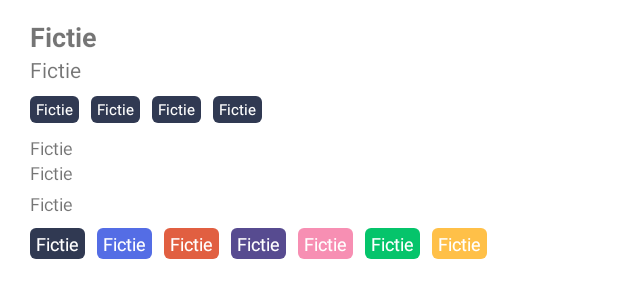
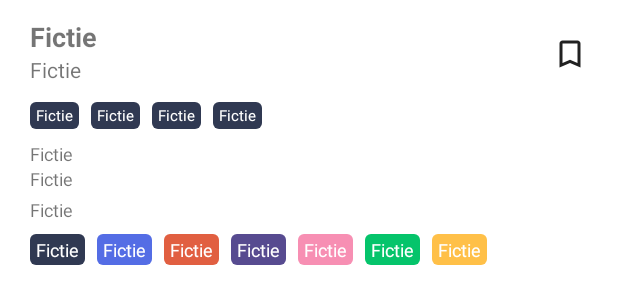
Before and after one commit to MorphTuple/Fictie, an Android app: the layout layout_row_search_fic.xml on its own in the app's theme, with its tools: preview values and no code run, on a phone screen of 412 x 824 dp. Shown: the top 304 px of the screen. Run offline under Robolectric (Android 15) with nearby library versions, the light colour scheme and no system bars; network calls fail.

Commit message:
Bookmarking

```diff
--- a/app/src/main/AndroidManifest.xml
+++ b/app/src/main/AndroidManifest.xml
@@ -19,7 +19,6 @@
         <activity
             android:name=".activities.reader.ReaderActivity"
             android:exported="false"
-            android:label="@string/title_activity_reader"
             android:theme="@style/Theme.Fictie.NoActionBar" />
         <activity
             android:name=".activities.main.MainActivity"
--- /dev/null
+++ b/app/src/main/res/drawable/baseline_bookmark_black_24dp.xml
@@ -0,0 +1,6 @@
+<?xml version="1.0" encoding="UTF-8" standalone="no"?>
+<vector xmlns:android="http://schemas.android.com/apk/res/android" android:height="24dp" android:tint="#000000" android:viewportHeight="24.0" android:viewportWidth="24.0" android:width="24dp">
+
+    <path android:fillColor="@android:color/white" android:pathData="M17,3H7c-1.1,0 -1.99,0.9 -1.99,2L5,21l7,-3 7,3V5c0,-1.1 -0.9,-2 -2,-2z"/>
+
+</vector>
--- /dev/null
+++ b/app/src/main/res/drawable/baseline_bookmark_border_black_24dp.xml
@@ -0,0 +1,6 @@
+<?xml version="1.0" encoding="UTF-8" standalone="no"?>
+<vector xmlns:android="http://schemas.android.com/apk/res/android" android:height="24dp" android:tint="#000000" android:viewportHeight="24.0" android:viewportWidth="24.0" android:width="24dp">
+
+    <path android:fillColor="@android:color/white" android:pathData="M17,3L7,3c-1.1,0 -1.99,0.9 -1.99,2L5,21l7,-3 7,3L19,5c0,-1.1 -0.9,-2 -2,-2zM17,18l-5,-2.18L7,18L7,5h10v13z"/>
+
+</vector>
--- a/app/src/main/res/layout/layout_row_search_fic.xml
+++ b/app/src/main/res/layout/layout_row_search_fic.xml
@@ -3,14 +3,24 @@
     xmlns:app="http://schemas.android.com/apk/res-auto"
     android:layout_width="match_parent"
     android:layout_height="wrap_content"
-    android:gravity="center_vertical"
-    android:paddingHorizontal="@dimen/d_padding_margin_xh">
+    android:background="?android:selectableItemBackground"
+    android:gravity="center_vertical">
 
     <LinearLayout
         android:layout_width="match_parent"
         android:layout_height="wrap_content"
         android:orientation="vertical"
+        android:paddingHorizontal="@dimen/d_padding_margin_xh"
         android:paddingVertical="@dimen/d_padding_margin_h">
+
+        <RelativeLayout
+            android:layout_width="match_parent"
+            android:layout_height="wrap_content">
+
+            <LinearLayout
+                android:layout_width="wrap_content"
+                android:layout_height="wrap_content"
+                android:orientation="vertical">
 
                 <TextView
                     android:id="@+id/titleTv"
@@ -25,6 +35,19 @@
                     android:layout_width="wrap_content"
                     android:layout_height="wrap_content"
                     android:text="@string/app_name" />
+
+            </LinearLayout>
+
+            <androidx.appcompat.widget.AppCompatImageButton
+                android:id="@+id/bookmarkBtn"
+                android:layout_width="wrap_content"
+                android:layout_height="@dimen/d_icon_size_xx"
+                android:layout_alignParentEnd="true"
+                android:background="?android:selectableItemBackgroundBorderless"
+                android:src="@drawable/baseline_bookmark_border_black_24dp"
+                android:tint="?android:attr/textColorPrimary" />
+
+        </RelativeLayout>
 
         <com.google.android.flexbox.FlexboxLayout
             android:layout_width="match_parent"
--- a/app/src/main/res/values/strings.xml
+++ b/app/src/main/res/values/strings.xml
@@ -11,10 +11,4 @@
 
     <string name="action_advanced_search">Advanced Search</string>
     <string name="notice_advanced_search">Advanced search coming soon</string>
-    <string name="title_activity_reader">ReaderActivity</string>
-    <!-- Strings used for fragments for navigation -->
-    <string name="first_fragment_label">First Fragment</string>
-    <string name="second_fragment_label">Second Fragment</string>
-    <string name="next">Next</string>
-    <string name="previous">Previous</string>
 </resources>
```
Also changed, not shown: app/build.gradle (+7 -0 lines), app/src/main/java/io/morphtuple/fictie/AppDatabase.kt (added, +14 -0 lines), app/src/main/java/io/morphtuple/fictie/FictieApplication.kt (+26 -2 lines), app/src/main/java/io/morphtuple/fictie/common/JsonTypeConverter.kt (added, +19 -0 lines), app/src/main/java/io/morphtuple/fictie/dao/BookmarkedFicDao.kt (added, +22 -0 lines), app/src/main/java/io/morphtuple/fictie/fragments/SearchFragment.kt (+40 -13 lines), app/src/main/java/io/morphtuple/fictie/fragments/SearchViewModel.kt (+10 -5 lines), app/src/main/java/io/morphtuple/fictie/models/PartialFic.kt (+22 -3 lines), app/src/main/java/io/morphtuple/fictie/services/AO3SearchPagingSource.kt (+4 -4 lines), app/src/main/java/io/morphtuple/fictie/services/AO3Service.kt (+24 -4 lines). Lines whose indentation alone changed are shown as unchanged.
